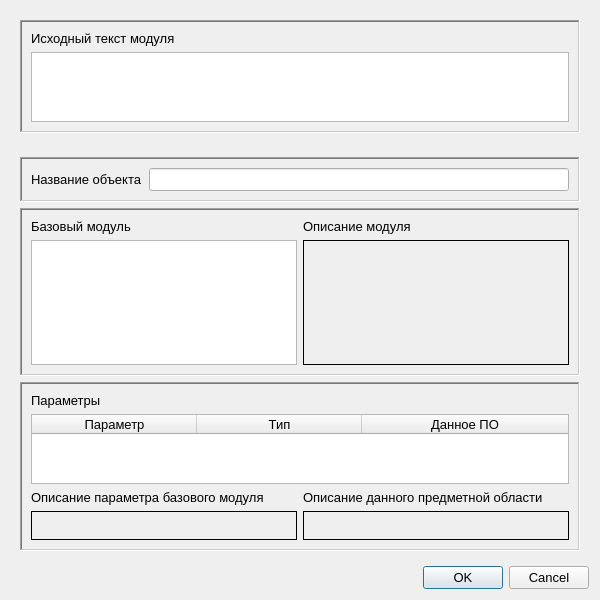
Above: RC/qpredicateeditor.ui from graf-abolmasov/PGraph before the change. Below: the same form after it.
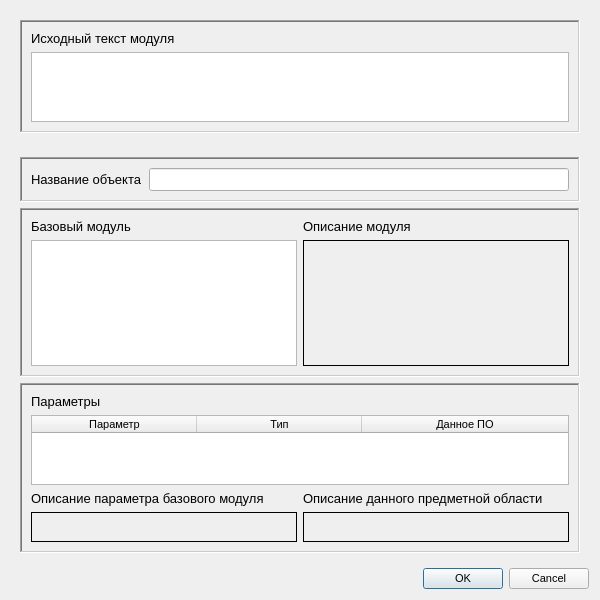
That is the form after the change. Icons and pictures are not drawn.

```diff
--- a/RC/qpredicateeditor.ui
+++ b/RC/qpredicateeditor.ui
@@ -27,7 +27,7 @@
   </property>
   <property name="font">
    <font>
-    <pointsize>10</pointsize>
+    <pointsize>8</pointsize>
    </font>
   </property>
   <property name="windowTitle">
@@ -61,6 +61,11 @@
         <layout class="QVBoxLayout" name="verticalLayout_6">
          <item>
           <widget class="QLabel" name="inlineModuleTxtLbl">
+           <property name="font">
+            <font>
+             <pointsize>10</pointsize>
+            </font>
+           </property>
            <property name="text">
             <string>Исходный текст модуля</string>
            </property>
@@ -77,7 +82,7 @@
    </item>
    <item>
     <widget class="QWidget" name="normalWidget" native="true">
-     <layout class="QGridLayout" name="gridLayout_2">
+     <layout class="QGridLayout" name="gridLayout_2" rowstretch="0,0,0">
       <item row="0" column="0">
        <widget class="QFrame" name="frame_6">
         <property name="sizePolicy">
@@ -156,6 +161,11 @@
             <layout class="QHBoxLayout" name="horizontalLayout_2">
              <item>
               <widget class="QLabel" name="baseModuleLbl">
+               <property name="font">
+                <font>
+                 <pointsize>10</pointsize>
+                </font>
+               </property>
                <property name="text">
                 <string>Базовый модуль</string>
                </property>
@@ -163,6 +173,11 @@
              </item>
              <item>
               <widget class="QLabel" name="descriptionLbl">
+               <property name="font">
+                <font>
+                 <pointsize>10</pointsize>
+                </font>
+               </property>
                <property name="text">
                 <string>Описание модуля</string>
                </property>
@@ -241,6 +256,11 @@
           <layout class="QVBoxLayout" name="verticalLayout_3">
            <item>
             <widget class="QLabel" name="paramsNormalLbl">
+             <property name="font">
+              <font>
+               <pointsize>10</pointsize>
+              </font>
+             </property>
              <property name="text">
               <string>Параметры</string>
              </property>
@@ -248,6 +268,19 @@
            </item>
            <item>
             <widget class="QTableWidget" name="paramsNormalTable">
+             <property name="font">
+              <font>
+               <family>MS Sans Serif</family>
+               <weight>50</weight>
+               <bold>false</bold>
+              </font>
+             </property>
+             <property name="editTriggers">
+              <set>QAbstractItemView::NoEditTriggers</set>
+             </property>
+             <property name="selectionMode">
+              <enum>QAbstractItemView::SingleSelection</enum>
+             </property>
              <attribute name="horizontalHeaderCascadingSectionResizes">
               <bool>true</bool>
              </attribute>
@@ -288,6 +321,11 @@
             <layout class="QHBoxLayout" name="horizontalLayout_3">
              <item>
               <widget class="QLabel" name="descriptionBMLbl">
+               <property name="font">
+                <font>
+                 <pointsize>10</pointsize>
+                </font>
+               </property>
                <property name="text">
                 <string>Описание параметра базового модуля</string>
                </property>
@@ -295,6 +333,11 @@
              </item>
              <item>
               <widget class="QLabel" name="descriptionPOLbl">
+               <property name="font">
+                <font>
+                 <pointsize>10</pointsize>
+                </font>
+               </property>
                <property name="text">
                 <string>Описание данного предметной области</string>
                </property>
@@ -366,6 +409,11 @@
    </item>
    <item>
     <widget class="QDialogButtonBox" name="buttonBox">
+     <property name="font">
+      <font>
+       <pointsize>8</pointsize>
+      </font>
+     </property>
      <property name="orientation">
       <enum>Qt::Horizontal</enum>
      </property>
```
Left out of the diff: 16 changed lines with no effect on the pictures.
